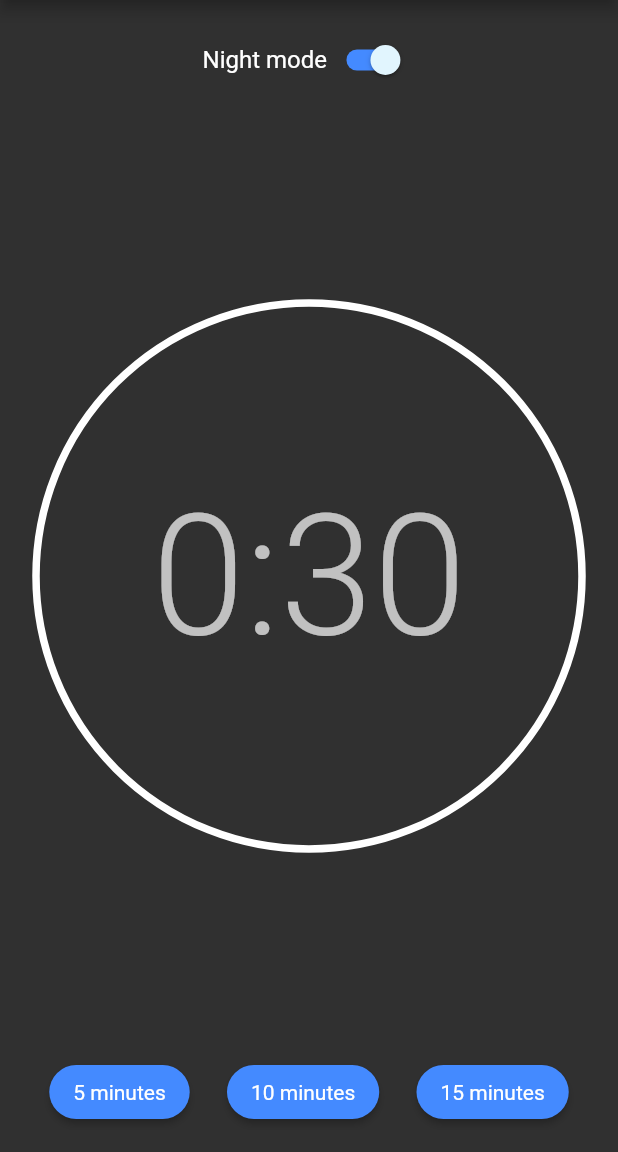
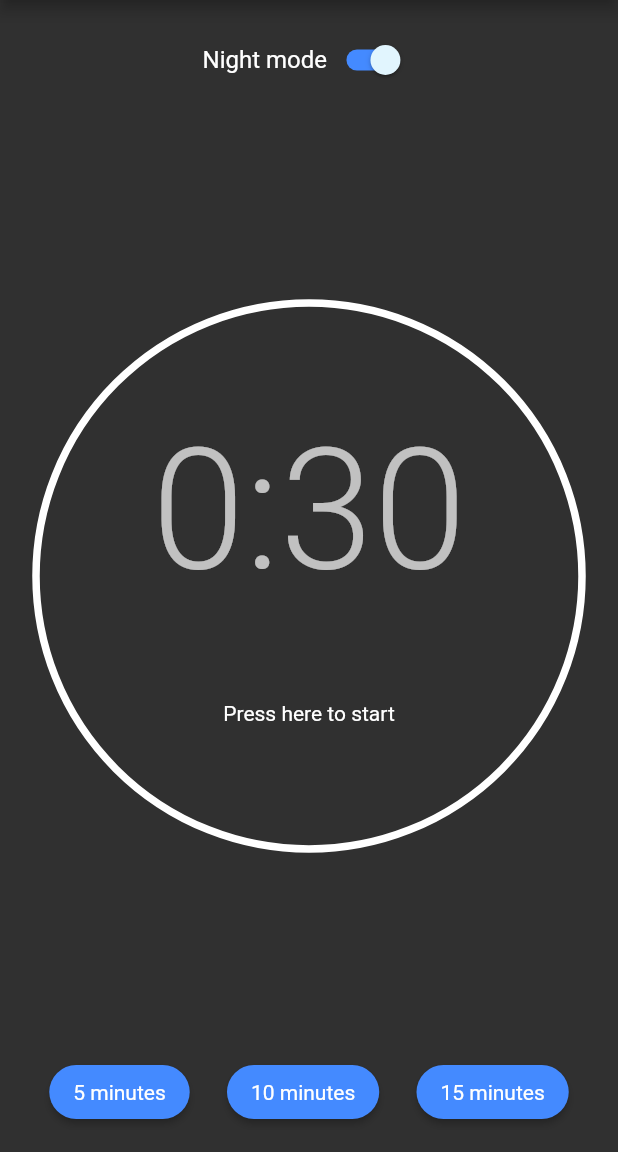
Before and after one commit to yourdutchmedia/FlutterBabyApp, a Flutter app: the screen it shows after launch, on a phone screen of 412 x 824 dp, the part 84-1236 px from its top. Run offline on Flutter 3.47's test engine with Material 2 defaults, Android fonts, the phone set to English and light mode, and no system bars; our stand-ins replace audioplayers, dynamic_theme.

Commit message:
Update countdown.dart

```diff
--- a/lib/countdown.dart
+++ b/lib/countdown.dart
@@ -113,6 +113,8 @@ class CountdownTimerState extends State<CountdownTimer>
                       mainAxisAlignment: MainAxisAlignment.spaceEvenly,
                       crossAxisAlignment: CrossAxisAlignment.center,
                       children: <Widget>[
+                        Center(child:
+                          Container(child:
                             AnimatedBuilder(
                               animation: controller,
                               builder: (BuildContext context, Widget child) {
@@ -120,7 +122,14 @@ class CountdownTimerState extends State<CountdownTimer>
                                   timerString,
                                   style: themeData.textTheme.display4,
                                 );
-                            }),
+                              },
+                            ),
+                          ),
+                        ),
+                        Container(
+                          transform: Matrix4.translationValues(0.0, -10.0, 0.0),
+                          child: Text('Press here to start'),
+                        )
                       ],
                     ),
                   ),
```
Lines whose indentation alone changed are shown as unchanged.
